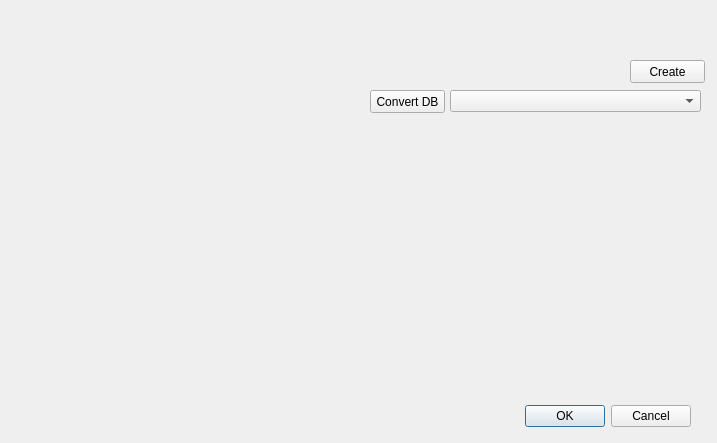
Qt form dbsettingsform.ui (eagerber/accounting) before a commit.
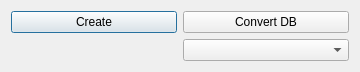
The same form after that commit.

```diff
--- a/dbsettingsform.ui
+++ b/dbsettingsform.ui
@@ -6,65 +6,36 @@
    <rect>
     <x>0</x>
     <y>0</y>
-    <width>717</width>
-    <height>443</height>
+    <width>360</width>
+    <height>69</height>
    </rect>
   </property>
   <property name="windowTitle">
    <string>Dialog</string>
   </property>
-  <widget class="QDialogButtonBox" name="buttonBox">
-   <property name="geometry">
-    <rect>
-     <x>350</x>
-     <y>400</y>
-     <width>341</width>
-     <height>32</height>
-    </rect>
-   </property>
-   <property name="orientation">
-    <enum>Qt::Horizontal</enum>
-   </property>
-   <property name="standardButtons">
-    <set>QDialogButtonBox::Cancel|QDialogButtonBox::Ok</set>
-   </property>
-  </widget>
-  <widget class="QPushButton" name="createDBButton">
-   <property name="geometry">
-    <rect>
-     <x>630</x>
-     <y>60</y>
-     <width>75</width>
-     <height>23</height>
-    </rect>
-   </property>
-   <property name="text">
-    <string>Create</string>
-   </property>
-  </widget>
-  <widget class="QComboBox" name="convertScriptComboBox">
-   <property name="geometry">
-    <rect>
-     <x>450</x>
-     <y>90</y>
-     <width>251</width>
-     <height>22</height>
-    </rect>
-   </property>
-  </widget>
-  <widget class="QPushButton" name="convertDBButton">
-   <property name="geometry">
-    <rect>
-     <x>370</x>
-     <y>90</y>
-     <width>75</width>
-     <height>23</height>
-    </rect>
-   </property>
-   <property name="text">
-    <string>Convert DB</string>
-   </property>
-  </widget>
+  <layout class="QVBoxLayout" name="verticalLayout">
+   <item>
+    <layout class="QGridLayout" name="gridLayout">
+     <item row="0" column="0">
+      <widget class="QPushButton" name="createDBButton">
+       <property name="text">
+        <string>Create</string>
+       </property>
+      </widget>
+     </item>
+     <item row="0" column="1">
+      <widget class="QPushButton" name="convertDBButton">
+       <property name="text">
+        <string>Convert DB</string>
+       </property>
+      </widget>
+     </item>
+     <item row="1" column="1">
+      <widget class="QComboBox" name="convertScriptComboBox"/>
+     </item>
+    </layout>
+   </item>
+  </layout>
  </widget>
  <resources/>
  <connections>
```
Left out of the diff: 35 changed lines with no effect on the pictures.
